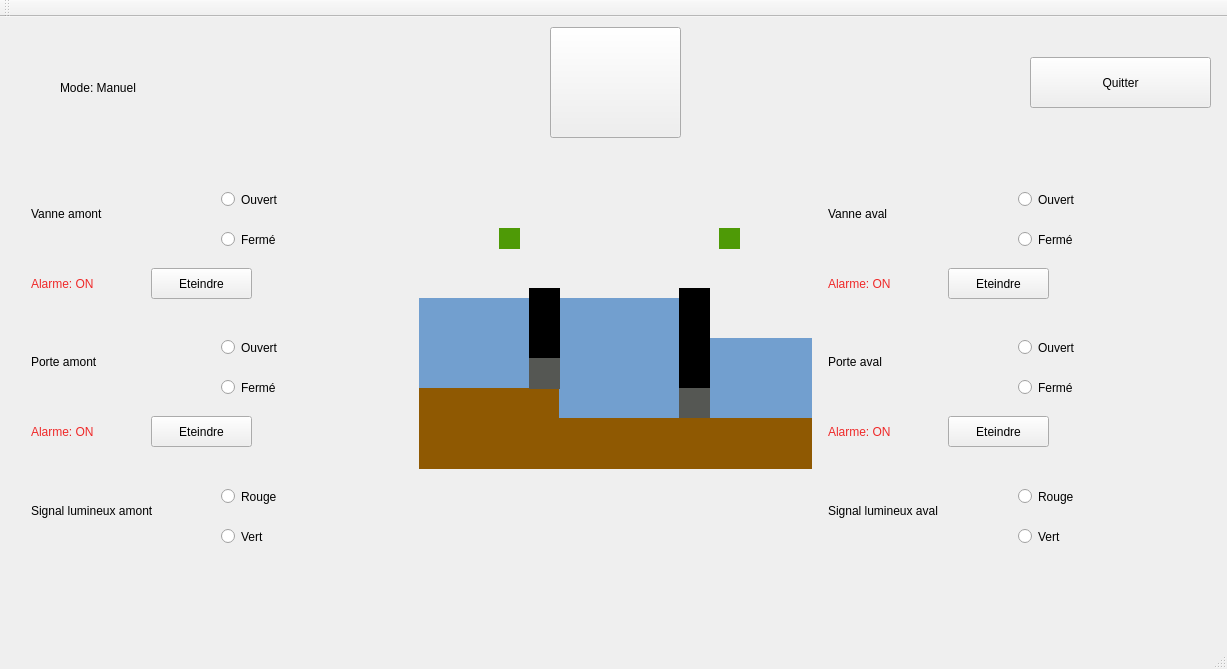
Above: tp_note/mainwindow.ui from zatteo/ecluse before the change. Below: the same form after it.
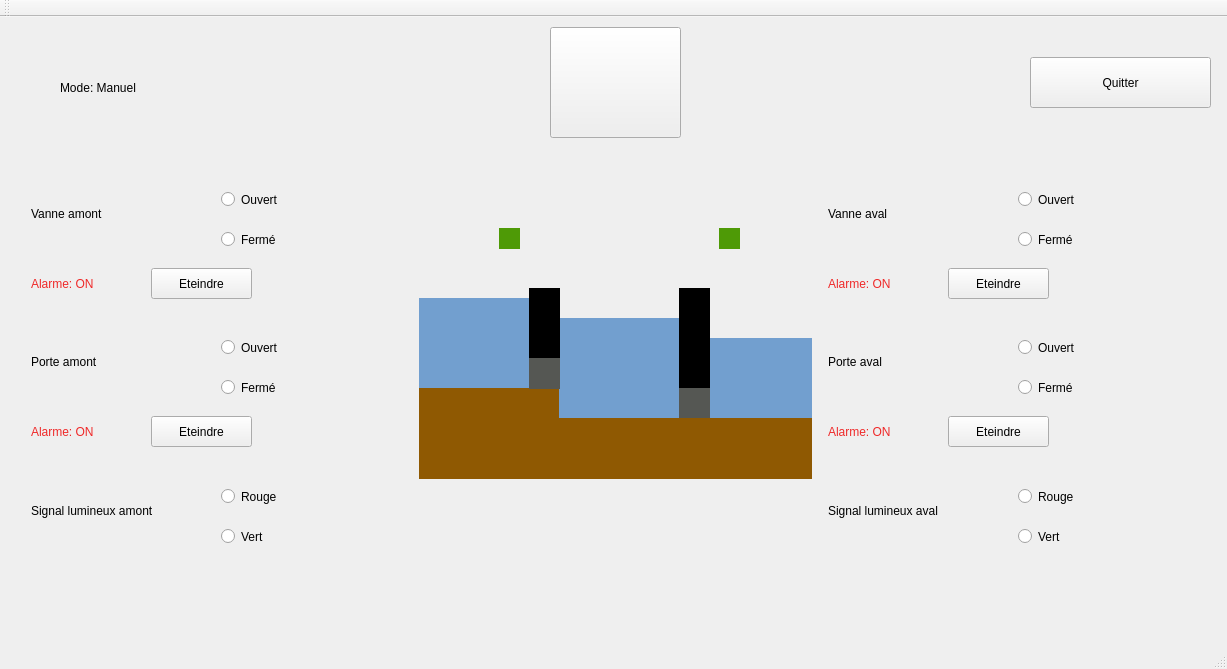
That is the form after the change. The open tabs and pages were chosen to show the change. Icons and pictures are not drawn.

What changed in the file:
```diff
--- a/tp_note/mainwindow.ui
+++ b/tp_note/mainwindow.ui
@@ -1596,7 +1596,7 @@
             <x>0</x>
             <y>260</y>
             <width>401</width>
-            <height>51</height>
+            <height>61</height>
            </rect>
           </property>
           <property name="styleSheet">
@@ -1642,7 +1642,7 @@
           <property name="geometry">
            <rect>
             <x>140</x>
-            <y>140</y>
+            <y>160</y>
             <width>121</width>
             <height>121</height>
            </rect>
```
Left out of the diff: 8 changed lines with no effect on the pictures.
